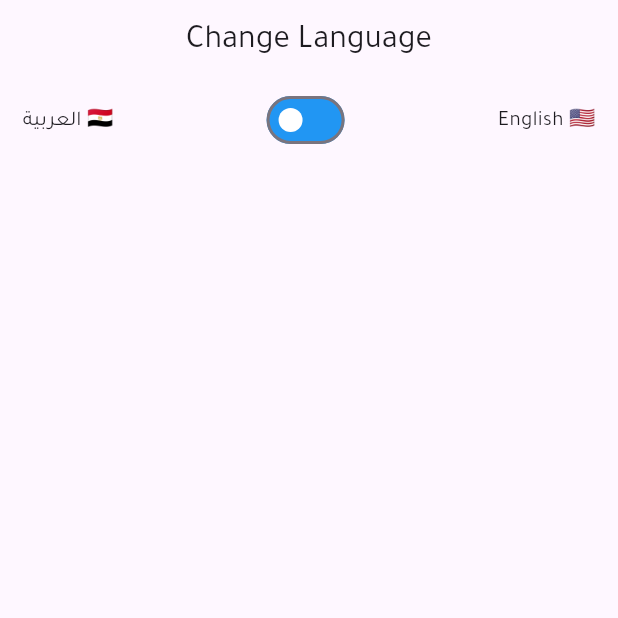
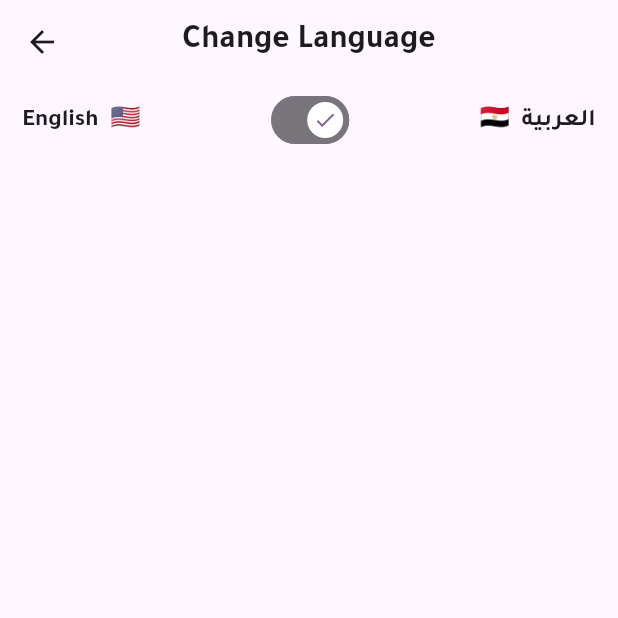
Before and after one commit to elsankry02/Lady_Driver_App, a Flutter app: the screen it shows after launch, after a tap on "Skip", after a tap on the "language" icon, on a phone screen of 412 x 824 dp, the top half of it. Run offline on Flutter 3.47's test engine with Material 3 defaults, Android fonts, the phone set to English and light mode, and no system bars; our stand-ins replace auto_route, bloc, flutter_bloc, flutter_svg, image_picker, pinput and 1 more.

Commit message:
upgrade code

```diff
--- a/lib/home/pages/change_language/change_language_page.dart
+++ b/lib/home/pages/change_language/change_language_page.dart
@@ -1,11 +1,12 @@
 import 'package:auto_route/auto_route.dart';
 import 'package:flutter/material.dart';
 import 'package:flutter_bloc/flutter_bloc.dart';
+import 'package:lady_driver/core/constant/color_manger.dart';
+
 import '../../../core/cached/cached_helper.dart';
-import '../../../core/constant/color_manger.dart';
 import '../../../core/models/enums_local_language.dart';
+import '../../../l10n/app_localizations.dart';
 import '../../data/manger/app_language/app_language_cubit.dart';
-import '../../../l10n/app_localizations.dart';
 
 @RoutePage()
 class ChangeLanguagePage extends StatefulWidget {
@@ -16,12 +17,28 @@ class ChangeLanguagePage extends StatefulWidget {
 }
 
 class _ChangeLanguagePageState extends State<ChangeLanguagePage> {
+  static const WidgetStateProperty<Icon> thumbIcon =
+      WidgetStateProperty<Icon>.fromMap(
+    <WidgetStatesConstraint, Icon>{
+      WidgetState.selected: Icon(
+        Icons.check,
+        color: ColorManger.kPrimaryColor,
+      ),
+      WidgetState.any: Icon(
+        Icons.check,
+        color: ColorManger.kPrimaryColor,
+      ),
+    },
+  );
   @override
   Widget build(BuildContext context) {
+    final textTheme = Theme.of(context).textTheme;
     return Scaffold(
       appBar: AppBar(
-        automaticallyImplyLeading: false,
-        title: Text(AppLocalizations.of(context)!.changeLanguage),
+        title: Text(
+          AppLocalizations.of(context)!.changeLanguage,
+          style: textTheme.titleLarge!.copyWith(fontWeight: FontWeight.w700),
+        ),
         centerTitle: true,
       ),
       body: SafeArea(
@@ -29,17 +46,22 @@ class _ChangeLanguagePageState extends State<ChangeLanguagePage> {
           padding: const EdgeInsets.symmetric(horizontal: 15),
           child: Column(
             children: [
-              Row(
+              Directionality(
+                textDirection: TextDirection.rtl,
+                child: Row(
                   mainAxisAlignment: MainAxisAlignment.spaceBetween,
                   children: [
-                  const Text(
-                    'العربية 🇪🇬',
+                    Text(
+                      'العربية  🇪🇬',
+                      style: textTheme.titleMedium!
+                          .copyWith(fontWeight: FontWeight.w700),
                     ),
                     Switch(
-                    activeColor: Colors.black,
-                    activeTrackColor: ColorManger.kBorderColor,
+                      thumbIcon: thumbIcon,
+                      activeColor: Colors.white,
+                      activeTrackColor: const Color(0xff78767b),
                       inactiveThumbColor: Colors.white,
-                    inactiveTrackColor: Colors.blue,
+                      inactiveTrackColor: const Color(0xff78767b),
                       value: CachedHelper.getBool(key: 'isSelected') ?? false,
                       onChanged: (value) async {
                         await CachedHelper.setBool(
@@ -58,10 +80,13 @@ class _ChangeLanguagePageState extends State<ChangeLanguagePage> {
                         return;
                       },
                     ),
-                  const Text(
-                    'English 🇺🇸',
+                    Text(
+                      'English  🇺🇸',
+                      style: textTheme.titleMedium!
+                          .copyWith(fontWeight: FontWeight.w700),
                     ),
                   ],
+                ),
               ),
             ],
           ),
--- a/lib/home/pages/create_an_account/create_an_account_page.dart
+++ b/lib/home/pages/create_an_account/create_an_account_page.dart
@@ -7,7 +7,7 @@ import '../../../core/components/rich_text_privacy_policy.dart';
 import '../../../core/constant/color_manger.dart';
 import '../../../core/constant/svg_manger.dart';
 import 'widget/circler_image_picker.dart';
-import 'widget/create_account_enum_widget.dart';
+import 'widget/enum_create_account_widget.dart';
 import 'widget/rich_text_create_an_account_widget.dart';
 import '../../../l10n/app_localizations.dart';
 
@@ -107,7 +107,7 @@ class _CreateAnAccountPageState extends State<CreateAnAccountPage> {
             ),
             const SizedBox(height: 10),
             //! Create Account Enum Widget
-            const CreateAccountEnumWidget(),
+            const EnumsCreateAccountWidget(),
             sizedbox,
             //! كلمة المرور
             CustomTextFormFiledPassword(
--- a/lib/home/pages/login/login_page.dart
+++ b/lib/home/pages/login/login_page.dart
@@ -1,5 +1,6 @@
 import 'package:auto_route/auto_route.dart';
 import 'package:flutter/material.dart';
+
 import '../../../core/components/custom_botton.dart';
 import '../../../core/components/custom_textformfield.dart';
 import '../../../core/components/custom_textformfield_password.dart';
@@ -7,8 +8,8 @@ import '../../../core/components/rich_text_privacy_policy.dart';
 import '../../../core/constant/color_manger.dart';
 import '../../../core/constant/svg_manger.dart';
 import '../../../core/router/router.dart';
+import '../../../l10n/app_localizations.dart';
 import 'widget/rich_text_login_widget.dart';
-import '../../../l10n/app_localizations.dart';
 
 @RoutePage()
 class LoginPage extends StatefulWidget {
@@ -41,6 +42,7 @@ class _LoginPageState extends State<LoginPage> {
           padding: const EdgeInsets.symmetric(horizontal: 16),
           children: [
             const SizedBox(height: 65),
+            //! loginToLadyDriver
             Text(
               AppLocalizations.of(context)!.loginToLadyDriver,
               style:
--- a/lib/home/pages/on_boarding/onboarding_page.dart
+++ b/lib/home/pages/on_boarding/onboarding_page.dart
@@ -1,12 +1,13 @@
 import 'package:auto_route/auto_route.dart';
 import 'package:flutter/material.dart';
+
 import '../../../core/cached/cached_helper.dart';
 import '../../../core/components/custom_botton.dart';
 import '../../../core/constant/color_manger.dart';
 import '../../../core/models/onboarding_model.dart';
 import '../../../core/router/router.dart';
+import '../../../l10n/app_localizations.dart';
 import 'widget/dot.dart';
-import '../../../l10n/app_localizations.dart';
 
 @RoutePage()
 class OnboardingPage extends StatefulWidget {
--- a/lib/l10n/app_ar.arb
+++ b/lib/l10n/app_ar.arb
@@ -15,7 +15,7 @@
  "alreadyHaveAnAccount" : "لديك حساب بالفعل؟ ",
  "createAnAccountInLadyDriver":"إنشاء حساب في ليدي درايفر",
  "name" : "الاسم",
- "phone number" : "رقم الهاتف",
+ "phoneNumber" : "رقم الهاتف",
  "ladyDriverYourComfortComesFirst" : ".ليديدرايفر: راحتكِ أولاً",
  "skip" : "تخطي",
  "next" : "التالي",
--- a/lib/l10n/app_localizations_ar.dart
+++ b/lib/l10n/app_localizations_ar.dart
@@ -52,7 +52,7 @@ class AppLocalizationsAr extends AppLocalizations {
   String get name => 'الاسم';
 
   @override
-  String get phoneNumber => 'Phone Number';
+  String get phoneNumber => 'رقم الهاتف';
 
   @override
   String get ladyDriverYourComfortComesFirst => '.ليديدرايفر: راحتكِ أولاً';
--- a/lib/main.dart
+++ b/lib/main.dart
@@ -1,5 +1,6 @@
 import 'package:flutter/material.dart';
 import 'package:flutter_bloc/flutter_bloc.dart';
+
 import 'core/cached/cached_helper.dart';
 import 'core/constant/string_manager.dart';
 import 'core/models/enums_local_language.dart';
@@ -29,7 +30,6 @@ class LadyDriver extends StatelessWidget {
               routerConfig: router.config(),
               localizationsDelegates: AppLocalizations.localizationsDelegates,
               supportedLocales: AppLocalizations.supportedLocales,
-              localeResolutionCallback: localCallBack,
               theme: ThemeData(
                 fontFamily: kTajawal,
               ),
@@ -40,7 +40,6 @@ class LadyDriver extends StatelessWidget {
             routerConfig: router.config(),
             localizationsDelegates: AppLocalizations.localizationsDelegates,
             supportedLocales: AppLocalizations.supportedLocales,
-            localeResolutionCallback: localCallBack,
             theme: ThemeData(
               fontFamily: kTajawal,
             ),
@@ -50,16 +49,4 @@ class LadyDriver extends StatelessWidget {
       ),
     );
   }
-
-  Locale localCallBack(Locale? local, Iterable<Locale> supportedLocales) {
-    if (local == null) {
-      return supportedLocales.last;
-    }
-    for (var supportedLocale in supportedLocales) {
-      if (local.languageCode == supportedLocale.languageCode) {
-        return supportedLocale;
-      }
-    }
-    return supportedLocales.last;
-  }
 }
```
Also changed, not shown: lib/core/components/rich_text_privacy_policy.dart (+4 -3 lines), lib/home/pages/create_an_account/widget/enum_create_account_widget.dart (renamed from lib/home/pages/create_an_account/widget/create_account_enum_widget.dart, +8 -7 lines). Lines whose indentation alone changed are shown as unchanged.
